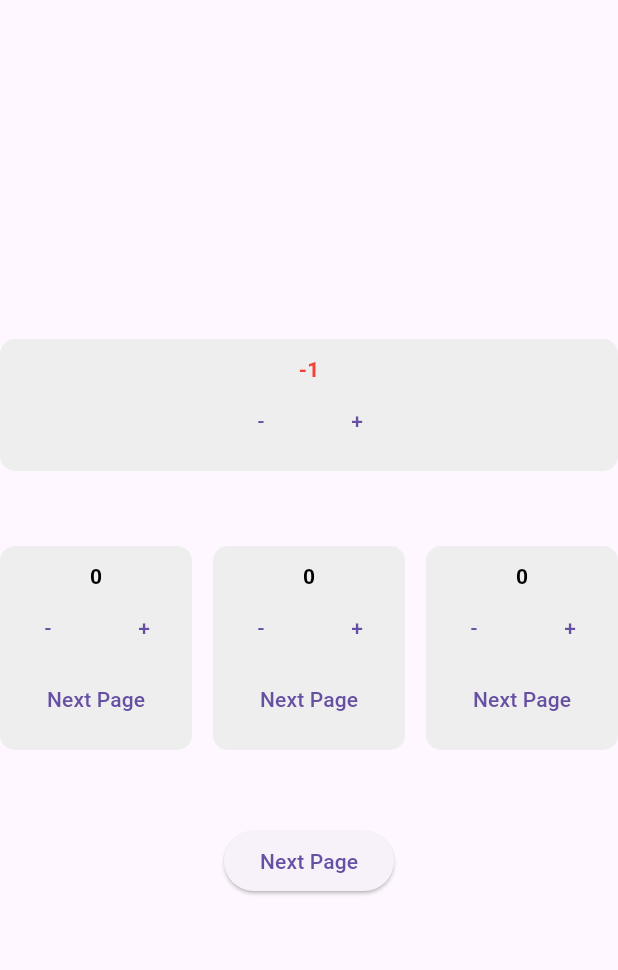
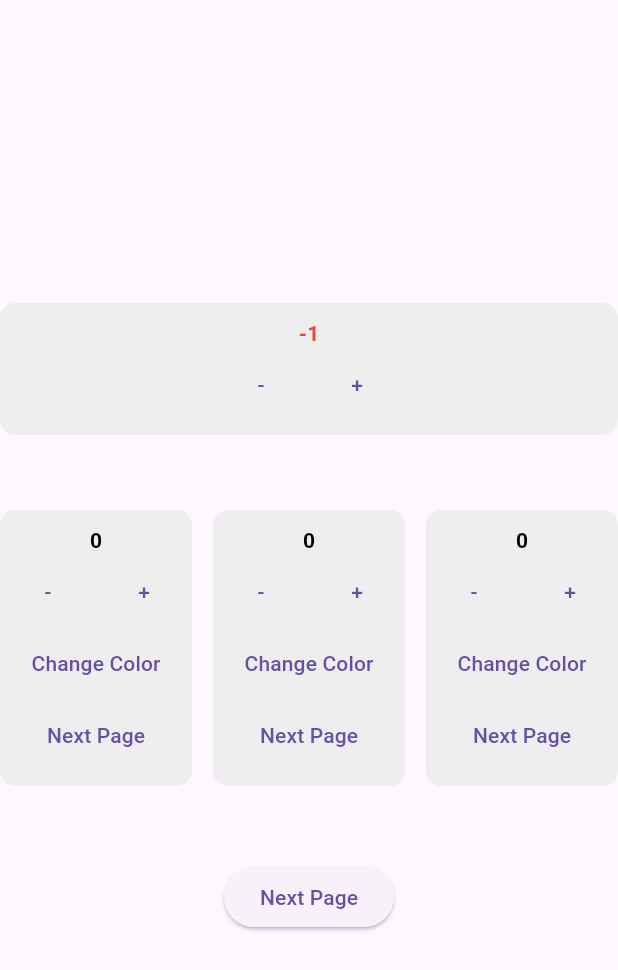
Before and after one commit to nirmal-mazhuvanpilly/flutter_riverpod, a Flutter app: the CounterView screen opened directly, after a tap on an icon or button, on a phone screen of 412 x 824 dp. Shown: the top 970 px of the screen. Run offline on Flutter 3.47's test engine with Material 3 defaults, Android fonts, the phone set to English and light mode, and no system bars; our stand-ins replace equatable, flutter_riverpod, get_it, tuple.

```diff
--- a/lib/riverpod/counter/counter_provider.dart
+++ b/lib/riverpod/counter/counter_provider.dart
@@ -42,9 +42,28 @@ class CounterProvider extends Notifier<CounterState> {
     state = state.copyWith(counterThree: value - 1);
   }
 
+  void changeColorOne() {
+    state = state.copyWith(colorOne: !(state.colorOne ?? false));
+  }
+
+  void changeColorTwo() {
+    state = state.copyWith(colorTwo: !(state.colorTwo ?? false));
+  }
+
+  void changeColorThree() {
+    state = state.copyWith(colorThree: !(state.colorThree ?? false));
+  }
+
   @override
   CounterState build() {
     return const CounterState(
-        counter: 0, counterOne: 0, counterTwo: 0, counterThree: 0);
+      counter: 0,
+      counterOne: 0,
+      counterTwo: 0,
+      counterThree: 0,
+      colorOne: false,
+      colorTwo: false,
+      colorThree: false,
+    );
   }
 }
--- a/lib/riverpod/counter/counter_state.dart
+++ b/lib/riverpod/counter/counter_state.dart
@@ -7,19 +7,48 @@ class CounterState extends Equatable {
   final int? counterOne;
   final int? counterTwo;
   final int? counterThree;
+  final bool? colorOne;
+  final bool? colorTwo;
+  final bool? colorThree;
 
-  const CounterState(
-      {this.counter, this.counterOne, this.counterTwo, this.counterThree});
+  const CounterState({
+    this.counter,
+    this.counterOne,
+    this.counterTwo,
+    this.counterThree,
+    this.colorOne,
+    this.colorTwo,
+    this.colorThree,
+  });
 
-  CounterState copyWith(
-      {int? counter, int? counterOne, int? counterTwo, int? counterThree}) {
+  CounterState copyWith({
+    int? counter,
+    int? counterOne,
+    int? counterTwo,
+    int? counterThree,
+    bool? colorOne,
+    bool? colorTwo,
+    bool? colorThree,
+  }) {
     return CounterState(
-        counter: counter ?? counter,
-        counterOne: counterOne ?? this.counterOne,
-        counterTwo: counterTwo ?? this.counterTwo,
-        counterThree: counterThree ?? this.counterThree);
+      counter: counter ?? counter,
+      counterOne: counterOne ?? this.counterOne,
+      counterTwo: counterTwo ?? this.counterTwo,
+      counterThree: counterThree ?? this.counterThree,
+      colorOne: colorOne ?? this.colorOne,
+      colorTwo: colorTwo ?? this.colorTwo,
+      colorThree: colorThree ?? this.colorThree,
+    );
   }
 
   @override
-  List<Object?> get props => [counter, counterOne, counterTwo, counterThree];
+  List<Object?> get props => [
+        counter,
+        counterOne,
+        counterTwo,
+        counterThree,
+        colorOne,
+        colorTwo,
+        colorThree,
+      ];
 }
--- a/lib/riverpod/passenger/passenger_provider.dart
+++ b/lib/riverpod/passenger/passenger_provider.dart
@@ -5,7 +5,7 @@ import 'package:flutter_riverpod_example/services/api_services.dart';
 import 'package:flutter_riverpod_example/services/service_locator.dart';
 
 class PassengerProvider extends Notifier<PassengerState> {
-  final _apiServices = getIt.get<ApiServices>();
+  final _apiServices = getIt.get<BaseServices>();
 
   PassengersModel? model;
   List<PassengerData>? data;
--- a/lib/services/service_locator.dart
+++ b/lib/services/service_locator.dart
@@ -4,5 +4,5 @@ import 'package:get_it/get_it.dart';
 final getIt = GetIt.instance;
 
 Future<void> registerServices() async {
-  getIt.registerLazySingleton<ApiServices>(() => ApiServices());
+  getIt.registerLazySingleton<BaseServices>(() => ApiServices());
 }
--- a/lib/view/counter/counter_view.dart
+++ b/lib/view/counter/counter_view.dart
@@ -5,6 +5,7 @@ import 'package:flutter_riverpod_example/riverpod/counter/counter_provider.dart'
 import 'package:flutter_riverpod_example/riverpod/counter/counter_state.dart';
 import 'package:flutter_riverpod_example/riverpod/global_providers.dart';
 import 'package:flutter_riverpod_example/view/counter/counter_scoped_view.dart';
+import 'package:tuple/tuple.dart';
 
 class CounterView extends StatelessWidget {
   CounterView({super.key});
@@ -76,18 +77,24 @@ class CounterView extends StatelessWidget {
                     children: [
                       Consumer(builder: (context, ref, child) {
                         log("Counter One rebuilds");
-                        final value = ref.watch(counterProvider
-                            .select((value) => value.counterOne));
+                        final value = ref.watch(counterProvider.select(
+                            (value) =>
+                                Tuple2(value.counterOne, value.colorOne)));
                         return Text(
-                          value.toString(),
-                          style: const TextStyle(
-                              color: Colors.black, fontWeight: FontWeight.bold),
+                          value.item1.toString(),
+                          style: TextStyle(
+                              color: (value.item2 ?? false)
+                                  ? Colors.red
+                                  : Colors.black,
+                              fontWeight: FontWeight.bold),
                         );
                       }),
                       Consumer(builder: (context, ref, child) {
                         log("Row One rebuilds");
                         final value = ref.read(counterProvider.notifier);
-                        return Row(
+                        return Column(
+                          children: [
+                            Row(
                               children: [
                                 TextButton(
                                     onPressed: () {
@@ -99,6 +106,13 @@ class CounterView extends StatelessWidget {
                                       value.incrementCounterOne();
                                     },
                                     child: const Text("+")),
+                              ],
+                            ),
+                            TextButton(
+                                onPressed: () {
+                                  value.changeColorOne();
+                                },
+                                child: const Text("Change Color")),
                           ],
                         );
                       }),
@@ -124,18 +138,25 @@ class CounterView extends StatelessWidget {
                     children: [
                       Consumer(builder: (context, ref, child) {
                         log("Counter Two rebuilds");
-                        final value = ref.watch(counterProvider
-                            .select((value) => value.counterTwo));
+
+                        final value = ref.watch(counterProvider.select(
+                            (value) =>
+                                Tuple2(value.counterTwo, value.colorTwo)));
                         return Text(
-                          value.toString(),
-                          style: const TextStyle(
-                              color: Colors.black, fontWeight: FontWeight.bold),
+                          value.item1.toString(),
+                          style: TextStyle(
+                              color: (value.item2 ?? false)
+                                  ? Colors.red
+                                  : Colors.black,
+                              fontWeight: FontWeight.bold),
                         );
                       }),
                       Consumer(builder: (context, ref, child) {
                         log("Row Two rebuilds");
                         final value = ref.read(counterProvider.notifier);
-                        return Row(
+                        return Column(
+                          children: [
+                            Row(
                               children: [
                                 TextButton(
                                     onPressed: () {
@@ -147,6 +168,13 @@ class CounterView extends StatelessWidget {
                                       value.incrementCounterTwo();
                                     },
                                     child: const Text("+")),
+                              ],
+                            ),
+                            TextButton(
+                                onPressed: () {
+                                  value.changeColorTwo();
+                                },
+                                child: const Text("Change Color")),
                           ],
                         );
                       }),
@@ -172,18 +200,25 @@ class CounterView extends StatelessWidget {
                     children: [
                       Consumer(builder: (context, ref, child) {
                         log("Counter Three rebuilds");
-                        final value = ref.watch(counterProvider
-                            .select((value) => value.counterThree));
+                        final value = ref.watch(counterProvider.select(
+                            (value) =>
+                                Tuple2(value.counterThree, value.colorThree)));
+
                         return Text(
-                          value.toString(),
-                          style: const TextStyle(
-                              color: Colors.black, fontWeight: FontWeight.bold),
+                          value.item1.toString(),
+                          style: TextStyle(
+                              color: (value.item2 ?? false)
+                                  ? Colors.red
+                                  : Colors.black,
+                              fontWeight: FontWeight.bold),
                         );
                       }),
                       Consumer(builder: (context, ref, child) {
                         log("Row Three rebuilds");
                         final value = ref.read(counterProvider.notifier);
-                        return Row(
+                        return Column(
+                          children: [
+                            Row(
                               children: [
                                 TextButton(
                                     onPressed: () {
@@ -195,6 +230,13 @@ class CounterView extends StatelessWidget {
                                       value.incrementCounterThree();
                                     },
                                     child: const Text("+")),
+                              ],
+                            ),
+                            TextButton(
+                                onPressed: () {
+                                  value.changeColorThree();
+                                },
+                                child: const Text("Change Color")),
                           ],
                         );
                       }),
--- a/pubspec.yaml
+++ b/pubspec.yaml
@@ -40,6 +40,7 @@ dependencies:
   http: ^0.13.5
   get_it: ^7.3.0
   equatable: ^2.0.5
+  tuple: ^2.0.2
 
 dev_dependencies:
   flutter_test:
```
Also changed, not shown: pubspec.lock. Lines whose indentation alone changed are shown as unchanged.
